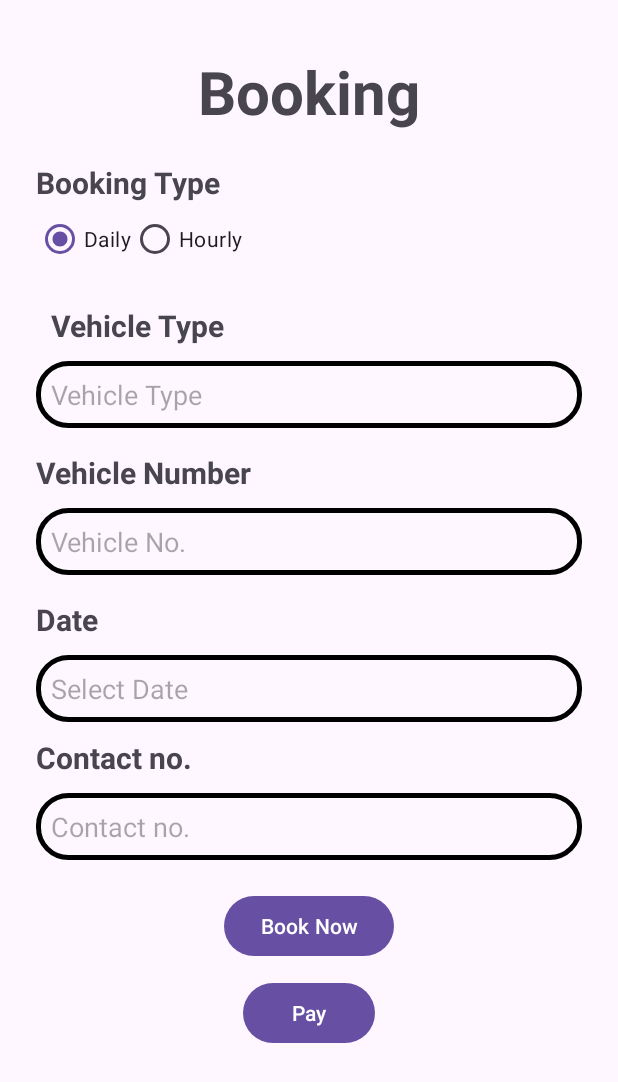
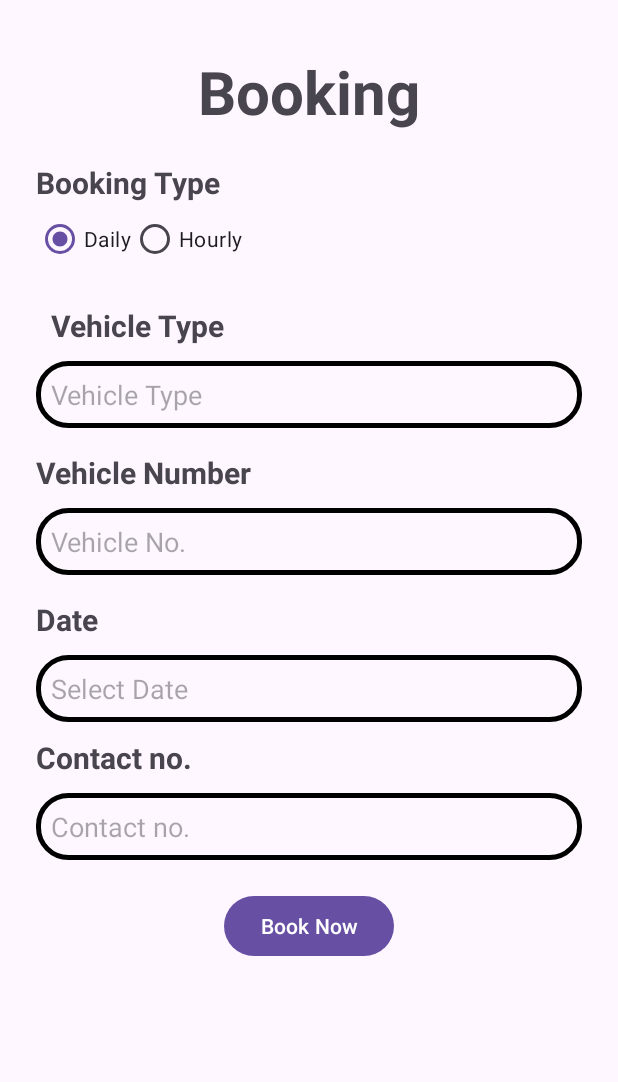
Before and after one commit to Aisha-code1/CarParkingApp, an Android app: the BookingActivity screen opened directly, with no data from a screen before it, on a phone screen of 412 x 824 dp. Shown: the top 1082 px of the screen. Run offline under Robolectric (Android 15) with nearby library versions, the phone set to English and light mode, and no system bars; our stand-ins replace Firebase (no records; nobody signed in at launch, a user with empty details on screens opened directly); 1 statement that could not run was skipped.

Commit message:
changes made

```diff
--- a/app/src/main/AndroidManifest.xml
+++ b/app/src/main/AndroidManifest.xml
@@ -28,9 +28,7 @@
         android:supportsRtl="true"
         android:theme="@style/Theme.CarParkingApp"
         tools:targetApi="31">
-        <activity
-            android:name=".PaymentActivity"
-            android:exported="false" />
+
         <activity
             android:name=".FeedbackActivity"
             android:exported="false" />
--- a/app/src/main/res/layout/activity_booking.xml
+++ b/app/src/main/res/layout/activity_booking.xml
@@ -129,16 +129,8 @@
            android:layout_height="wrap_content"
            android:text="Book Now"
            android:layout_gravity="center"
-           android:layout_marginTop="10dp"
-           />
-       <Button
-           android:id="@+id/pay"
-           android:layout_width="wrap_content"
-           android:layout_height="wrap_content"
-           android:text="Pay"
-           android:layout_gravity="center"
-           android:layout_marginTop="10dp"
-           />
+           android:layout_marginTop="10dp"/>
+
    </LinearLayout>
 
 </ScrollView>
```
Also changed, not shown: app/src/main/java/com/example/carparkingapp/PaymentActivity.java (deleted, +0 -24 lines), app/src/main/res/layout/activity_payment.xml (deleted, +0 -17 lines).
